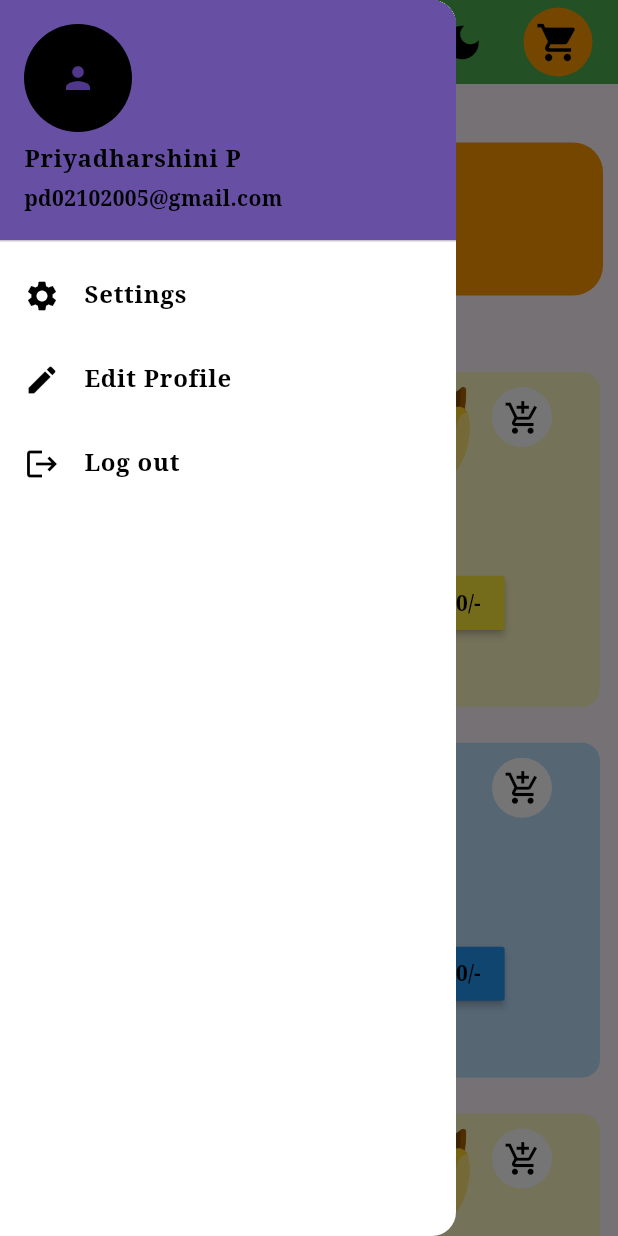
After one commit to krishnarajkumar0610/grocery_app, a Flutter app: the HomePage screen opened directly, with the side drawer open, on a phone screen of 412 x 824 dp. The commit adds this screen. Run offline on Flutter 3.47's test engine with Material 3 defaults, Android fonts, the phone set to English and light mode, and no system bars; our stand-ins replace flutter_bloc, google_fonts.

Commit message:
Grocery App

```diff
--- a/grocery_app/lib/components/grocery_items.dart
+++ b/grocery_app/lib/components/grocery_items.dart
@@ -5,8 +5,8 @@ import 'package:google_fonts/google_fonts.dart';
 import '../bloc/grocery_bloc.dart';
 import '../bloc/grocery_events.dart';
 import '../bloc/grocery_states.dart';
-import '../screens/cart_page.dart';
-import '../screens/order_page.dart';
+import '../screens/pages/cart_page.dart';
+import '../screens/pages/order_page.dart';
 
 class GroceryItemTile extends StatelessWidget {
   final String itemName;
--- a/grocery_app/lib/main.dart
+++ b/grocery_app/lib/main.dart
@@ -1,11 +1,9 @@
 import 'package:flutter/material.dart';
-import 'package:flutter/services.dart';
 import 'package:flutter_bloc/flutter_bloc.dart';
-import 'package:grocery_app/screens/new_user.dart';
 
 import 'bloc/grocery_bloc.dart';
 import 'bloc/grocery_states.dart';
-import 'screens/intro_page.dart';
+import 'screens/pages/intro_page.dart';
 
 void main() {
   runApp(const MyApp());
--- /dev/null
+++ b/grocery_app/lib/screens/drawer/drawer_page.dart
@@ -0,0 +1,85 @@
+import 'package:flutter/material.dart';
+import 'package:google_fonts/google_fonts.dart';
+
+import '../pages/new_user.dart';
+
+class MyDrawer extends StatefulWidget {
+  const MyDrawer({super.key});
+
+  @override
+  State<MyDrawer> createState() => _MyDrawerState();
+}
+
+class _MyDrawerState extends State<MyDrawer> {
+  @override
+  Widget build(BuildContext context) {
+    return ListView(
+      padding: EdgeInsets.zero,
+      children: <Widget>[
+        UserAccountsDrawerHeader(
+            currentAccountPicture: const CircleAvatar(
+              backgroundColor: Colors.black,
+              child: Icon(Icons.person),
+            ),
+            accountName: Text(
+              "Priyadharshini P",
+              style: GoogleFonts.notoSerif(
+                  fontWeight: FontWeight.bold, color: Colors.black),
+            ),
+            accountEmail: Text(
+              "pd02102005@gmail.com",
+              style: GoogleFonts.notoSerif(
+                  fontWeight: FontWeight.bold, color: Colors.black),
+            )),
+        ListTile(
+          leading: const Icon(
+            Icons.settings,
+            color: Colors.black,
+          ),
+          title: Text(
+            'Settings',
+            style: GoogleFonts.notoSerif(
+                fontWeight: FontWeight.bold, color: Colors.black),
+          ),
+          onTap: () {
+            // Add navigation functionality here
+          },
+        ),
+        ListTile(
+          leading: const Icon(
+            Icons.edit,
+            color: Colors.black,
+          ),
+          title: Text(
+            'Edit Profile',
+            style: GoogleFonts.notoSerif(
+                fontWeight: FontWeight.bold, color: Colors.black),
+          ),
+          onTap: () {
+            // Add navigation functionality here
+          },
+        ),
+        ListTile(
+          leading: const Icon(
+            Icons.logout,
+            color: Colors.black,
+          ),
+          title: Text(
+            'Log out',
+            style: GoogleFonts.notoSerif(
+                fontWeight: FontWeight.bold, color: Colors.black),
+          ),
+          onTap: () {
+            // Add navigation functionality here
+            Navigator.push(
+                context,
+                MaterialPageRoute(
+                  builder: (context) => const NewUser(),
+                ));
+          },
+        ),
+        // Add more ListTile widgets for additional items
+      ],
+    );
+  }
+}
--- a/grocery_app/lib/screens/logins/sign_in.dart
+++ b/grocery_app/lib/screens/logins/sign_in.dart
@@ -1,7 +1,7 @@
 import 'package:flutter/material.dart';
 import 'package:google_fonts/google_fonts.dart';
 
-import '../home_page.dart';
+import '../pages/home_page.dart';
 
 class SignIn extends StatefulWidget {
   const SignIn({super.key});
@@ -24,7 +24,7 @@ class _SignInState extends State<SignIn> {
               child: TextField(
                 controller: _username,
                 decoration: InputDecoration(
-                    hintText: "Full Name",
+                    hintText: "Username or Email id",
                     prefixIcon: const Icon(Icons.person),
                     border: OutlineInputBorder(
                         borderRadius: BorderRadius.circular(20))),
--- a/grocery_app/lib/screens/logins/sign_up.dart
+++ b/grocery_app/lib/screens/logins/sign_up.dart
@@ -1,7 +1,7 @@
 import 'package:flutter/material.dart';
 import 'package:google_fonts/google_fonts.dart';
 
-import '../home_page.dart';
+import '../pages/home_page.dart';
 
 class SignUp extends StatefulWidget {
   const SignUp({super.key});
--- a/grocery_app/lib/screens/cart_page.dart
+++ b/grocery_app/lib/screens/pages/cart_page.dart
@@ -2,9 +2,9 @@ import 'package:flutter/material.dart';
 import 'package:flutter_bloc/flutter_bloc.dart';
 import 'package:google_fonts/google_fonts.dart';
 
-import '../bloc/grocery_bloc.dart';
-import '../bloc/grocery_events.dart';
-import '../bloc/grocery_states.dart';
+import '../../bloc/grocery_bloc.dart';
+import '../../bloc/grocery_events.dart';
+import '../../bloc/grocery_states.dart';
 
 class CartPage extends StatefulWidget {
   const CartPage({super.key});
--- a/grocery_app/lib/screens/intro_page.dart
+++ b/grocery_app/lib/screens/pages/intro_page.dart
@@ -5,7 +5,7 @@ import 'package:flutter_bloc/flutter_bloc.dart';
 import 'package:google_fonts/google_fonts.dart';
 import 'package:grocery_app/bloc/grocery_bloc.dart';
 import 'package:grocery_app/bloc/grocery_events.dart';
-import 'package:grocery_app/screens/new_user.dart';
+import 'package:grocery_app/screens/pages/new_user.dart';
 
 import 'home_page.dart';
 
--- a/grocery_app/lib/screens/new_user.dart
+++ b/grocery_app/lib/screens/pages/new_user.dart
@@ -1,6 +1,6 @@
 import 'package:flutter/material.dart';
 import 'package:google_fonts/google_fonts.dart';
-import 'package:grocery_app/screens/home_page.dart';
+import 'package:grocery_app/screens/pages/home_page.dart';
 import 'package:grocery_app/screens/logins/sign_in.dart';
 import 'package:grocery_app/screens/logins/sign_up.dart';
 
--- a/grocery_app/lib/screens/order_page.dart
+++ b/grocery_app/lib/screens/pages/order_page.dart
@@ -2,8 +2,8 @@ import 'package:flutter/material.dart';
 import 'package:flutter_bloc/flutter_bloc.dart';
 import 'package:google_fonts/google_fonts.dart';
 
-import '../bloc/grocery_bloc.dart';
-import '../bloc/grocery_states.dart';
+import '../../bloc/grocery_bloc.dart';
+import '../../bloc/grocery_states.dart';
 
 class OrderPage extends StatelessWidget {
   final String? itemName;
```
Also changed, not shown: grocery_app/lib/screens/pages/home_page.dart (renamed from grocery_app/lib/screens/home_page.dart, +7 -76 lines).
